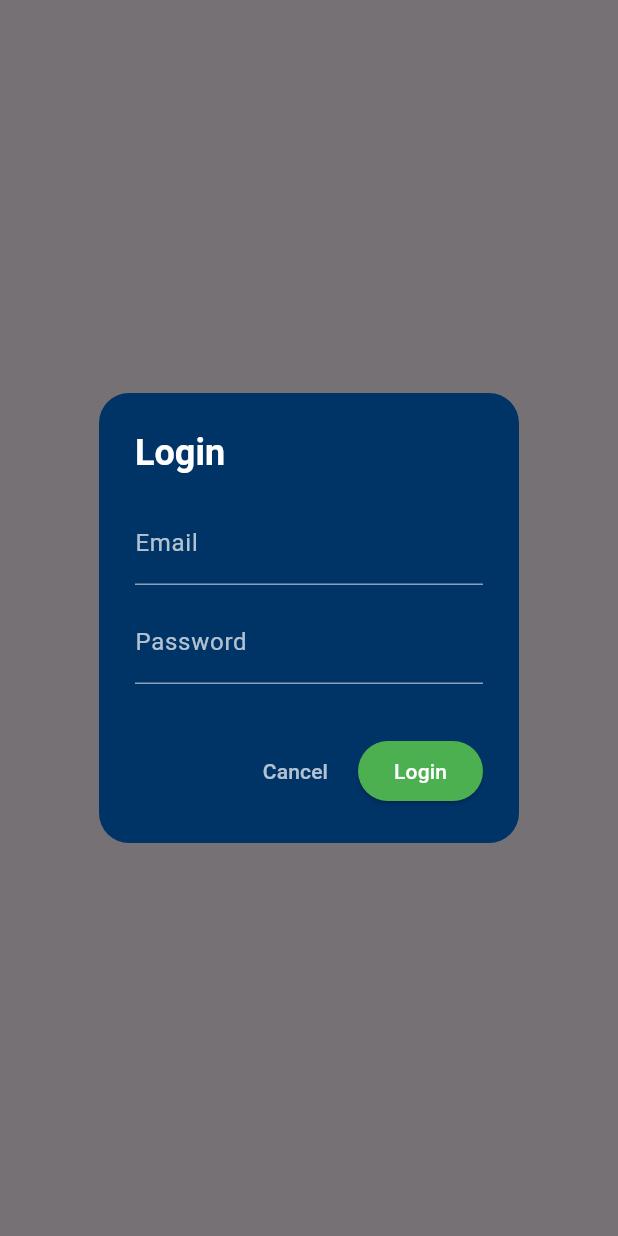
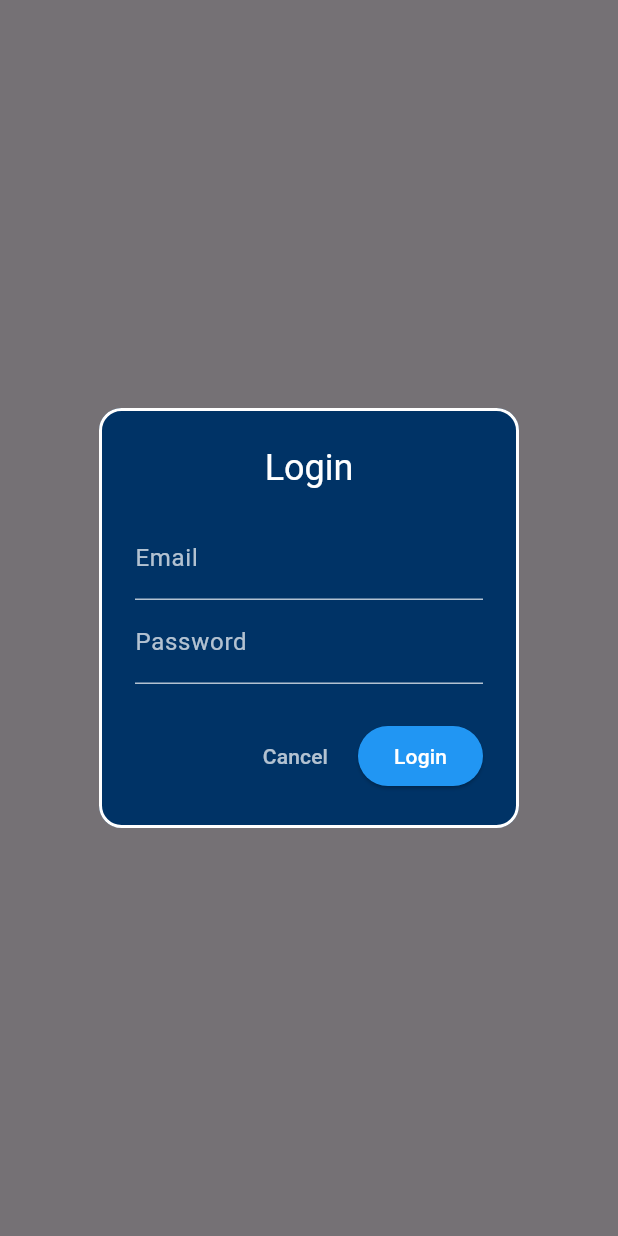
Before and after one commit to Martyna-265/BattleBottles, a Flutter app: what showAuthDialog() shows on an empty page, opened directly with empty values, on a phone screen of 412 x 824 dp. Run offline on Flutter 3.47's test engine with Material 3 defaults, Android fonts, the phone set to English and light mode, and no system bars; our stand-ins replace cloud_firestore, firebase_auth, firebase_core, lottie, shared_preferences; missing offline and left inert: flame, flame_audio; accounts and stored records are empty; generated files the repository leaves out were written again; Roboto replaces fonts that are missing (Awesome Font); statements that could not run were skipped.

Commit message:
animations

```diff
--- a/battlebottles/lib/screens/AccountDropdown.dart
+++ b/battlebottles/lib/screens/AccountDropdown.dart
@@ -131,10 +131,7 @@ class AccountDropdown extends PositionComponent with HasGameReference<BattleShip
         if (game.buildContext != null) {
           final stats = await StatsService().getStats();
           if (game.buildContext != null) {
-            showDialog(
-              context: game.buildContext!,
-              builder: (ctx) => StatsDialog(stats: stats),
-            );
+            showAnimatedDialog(game.buildContext!, StatsDialog(stats: stats));
           }
         }
       }, isLast: false)..position = Vector2(0, startY));
@@ -222,30 +219,56 @@ void showAuthDialog({
   final passController = TextEditingController();
   final userController = TextEditingController();
 
-  showDialog(
-    context: context,
-    builder: (context) {
-      bool isLoading = false;
-      String? errorMessage;
-
-      return StatefulBuilder(
+  showAnimatedDialog(
+    context,
+    StatefulBuilder(
       builder: (context, setState) {
         return AlertDialog(
           backgroundColor: const Color(0xff003366),
-            shape: RoundedRectangleBorder(borderRadius: BorderRadius.circular(20)),
-            title: Text(isRegister ? 'Register' : 'Login',
-                style: const TextStyle(color: Colors.white, fontFamily: 'Awesome Font', fontWeight: FontWeight.bold)),
+          shape: RoundedRectangleBorder(
+              borderRadius: BorderRadius.circular(15),
+              side: const BorderSide(color: Colors.white, width: 2)
+          ),
+          title: Text(
+            isRegister ? 'Register' : 'Login',
+            style: const TextStyle(color: Colors.white, fontFamily: 'Awesome Font'),
+            textAlign: TextAlign.center,
+          ),
           content: Column(
             mainAxisSize: MainAxisSize.min,
             children: [
-                if (errorMessage != null)
-                  Padding(
-                    padding: const EdgeInsets.only(bottom: 10),
-                    child: Text(errorMessage!, style: const TextStyle(color: Colors.redAccent)),
+              if (isRegister)
+                TextField(
+                  controller: userController,
+                  style: const TextStyle(color: Colors.white),
+                  decoration: const InputDecoration(
+                    labelText: 'Username',
+                    labelStyle: TextStyle(color: Colors.white70),
+                    enabledBorder: UnderlineInputBorder(borderSide: BorderSide(color: Colors.white70)),
+                    focusedBorder: UnderlineInputBorder(borderSide: BorderSide(color: Colors.white)),
                   ),
-                _buildTextField(emailController, 'Email', false),
-                _buildTextField(passController, 'Password', true),
-                if (isRegister) _buildTextField(userController, 'Username', false),
+                ),
+              TextField(
+                controller: emailController,
+                style: const TextStyle(color: Colors.white),
+                decoration: const InputDecoration(
+                  labelText: 'Email',
+                  labelStyle: TextStyle(color: Colors.white70),
+                  enabledBorder: UnderlineInputBorder(borderSide: BorderSide(color: Colors.white70)),
+                  focusedBorder: UnderlineInputBorder(borderSide: BorderSide(color: Colors.white)),
+                ),
+              ),
+              TextField(
+                controller: passController,
+                obscureText: true,
+                style: const TextStyle(color: Colors.white),
+                decoration: const InputDecoration(
+                  labelText: 'Password',
+                  labelStyle: TextStyle(color: Colors.white70),
+                  enabledBorder: UnderlineInputBorder(borderSide: BorderSide(color: Colors.white70)),
+                  focusedBorder: UnderlineInputBorder(borderSide: BorderSide(color: Colors.white)),
+                ),
+              ),
             ],
           ),
           actions: [
@@ -254,53 +277,20 @@ void showAuthDialog({
               child: const Text('Cancel', style: TextStyle(color: Colors.white70)),
             ),
             ElevatedButton(
-                style: ElevatedButton.styleFrom(
-                  backgroundColor: Colors.green,
-                  shape: RoundedRectangleBorder(borderRadius: BorderRadius.circular(20)),
-                ),
-                onPressed: isLoading ? null : () async {
-                  setState(() => isLoading = true);
-                  try {
-                    await onSubmit(
-                      emailController.text.trim(),
-                      passController.text.trim(),
-                      isRegister ? userController.text.trim() : null,
+              style: ElevatedButton.styleFrom(backgroundColor: Colors.blue),
+              onPressed: () {
+                onSubmit(
+                  emailController.text,
+                  passController.text,
+                  isRegister ? userController.text : null,
                 );
-                    if (context.mounted) Navigator.of(context).pop();
-                  } catch (e) {
-                    if (context.mounted) {
-                      setState(() {
-                        isLoading = false;
-                        errorMessage = e.toString();
-                      });
-                    }
-                  }
+                Navigator.of(context).pop();
               },
-                child: isLoading
-                    ? const SizedBox(width: 20, height: 20, child: CircularProgressIndicator(strokeWidth: 2, color: Colors.white))
-                    : Text(isRegister ? 'Register' : 'Login', style: const TextStyle(color: Colors.white)),
+              child: Text(isRegister ? 'Register' : 'Login', style: const TextStyle(color: Colors.white)),
             ),
           ],
         );
       },
-      );
-    },
-  );
-}
-
-Widget _buildTextField(TextEditingController controller, String label, bool obscure) {
-  return Padding(
-    padding: const EdgeInsets.only(bottom: 10.0),
-    child: TextField(
-      controller: controller,
-      obscureText: obscure,
-      style: const TextStyle(color: Colors.white),
-      decoration: InputDecoration(
-        labelText: label,
-        labelStyle: const TextStyle(color: Colors.white70),
-        enabledBorder: const UnderlineInputBorder(borderSide: BorderSide(color: Colors.white54)),
-        focusedBorder: const UnderlineInputBorder(borderSide: BorderSide(color: Colors.white)),
-      ),
     ),
   );
 }
@@ -414,3 +404,20 @@ class StatsDialog extends StatelessWidget {
     );
   }
 }
+
+void showAnimatedDialog(BuildContext context, Widget dialog) {
+  showGeneralDialog(
+    context: context,
+    pageBuilder: (ctx, a1, a2) => dialog,
+    transitionBuilder: (ctx, a1, a2, child) {
+      return ScaleTransition(
+        scale: CurvedAnimation(parent: a1, curve: Curves.easeOutBack),
+        child: FadeTransition(opacity: a1, child: child),
+      );
+    },
+    transitionDuration: const Duration(milliseconds: 300),
+    barrierDismissible: true,
+    barrierLabel: '',
+    barrierColor: Colors.black54,
+  );
+}
```
Also changed, not shown: battlebottles/lib/BattleShipsGame.dart (+0 -10 lines), battlebottles/lib/main.dart (+48 -7 lines). Lines whose indentation alone changed are shown as unchanged.
